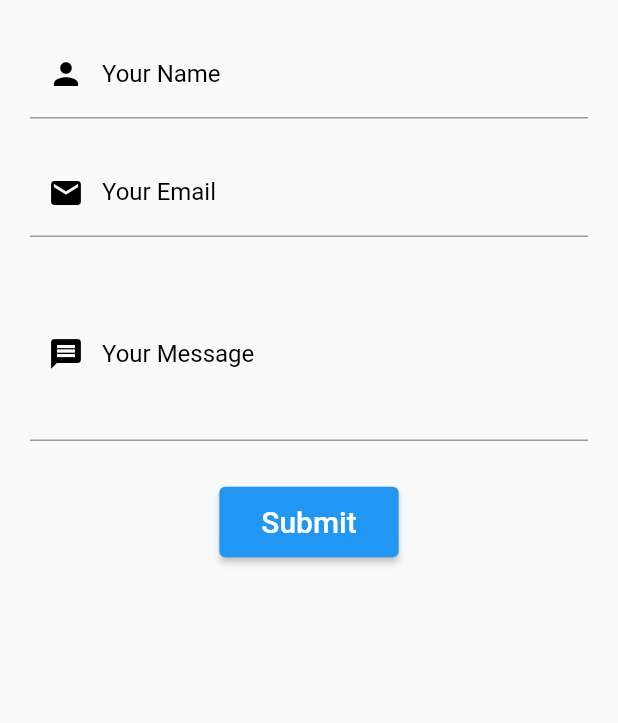
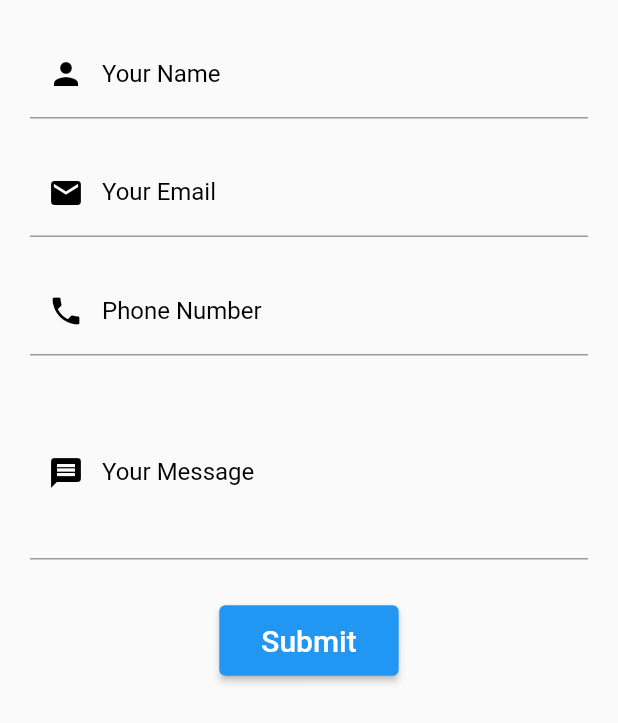
Before and after one commit to lansoyyy/communal, a Flutter app: the ContactUs widget shown alone on an empty page, opened directly, on a phone screen of 412 x 824 dp. Shown: the top 723 px of the screen. Run offline on Flutter 3.47's test engine with Material 2 defaults, Android fonts, the phone set to English and light mode, and no system bars; our stand-ins replace cloud_firestore, firebase_core, firebase_storage, fluttertoast, google_maps_flutter; missing offline and left inert: dart:html; accounts and stored records are empty.

```diff
--- a/lib/screens/tabs/contactus_tab.dart
+++ b/lib/screens/tabs/contactus_tab.dart
@@ -6,6 +6,7 @@ class ContactUs extends StatelessWidget {
   final TextEditingController nameController = TextEditingController();
   final TextEditingController emailController = TextEditingController();
   final TextEditingController messageController = TextEditingController();
+  final TextEditingController numberController = TextEditingController();
 
   ContactUs({super.key});
 
@@ -49,6 +50,21 @@ class ContactUs extends StatelessWidget {
             ),
             const SizedBox(height: 20),
             TextFormField(
+              controller: numberController,
+              style: const TextStyle(
+                color: Colors.black,
+              ),
+              decoration: const InputDecoration(
+                labelStyle: TextStyle(color: Colors.black),
+                labelText: 'Phone Number',
+                prefixIcon: Icon(
+                  Icons.phone,
+                  color: Colors.black,
+                ),
+              ),
+            ),
+            const SizedBox(height: 20),
+            TextFormField(
               controller: messageController,
               maxLines: 4,
               style: const TextStyle(
@@ -67,7 +83,7 @@ class ContactUs extends StatelessWidget {
             ElevatedButton(
               onPressed: () {
                 addReport(nameController.text, messageController.text,
-                    emailController.text);
+                    emailController.text, numberController.text);
                 showToast('Your message was sent!');
 
                 nameController.clear();
--- a/lib/services/add_booking.dart
+++ b/lib/services/add_booking.dart
@@ -1,7 +1,7 @@
 import 'package:cloud_firestore/cloud_firestore.dart';
 
 Future addBooking(
-    name, number, email, address, nums, date, time, type, desc) async {
+    name, number, email, address, nums, date, time, type, desc, payment) async {
   final docUser = FirebaseFirestore.instance.collection('Bookings').doc();
 
   final json = {
@@ -16,7 +16,8 @@ Future addBooking(
     'status': 'Pending',
     'date': date,
     'time': time,
-    'type': type
+    'type': type,
+    'payment': payment
   };
 
   await docUser.set(json);
--- a/lib/services/add_report.dart
+++ b/lib/services/add_report.dart
@@ -1,6 +1,6 @@
 import 'package:cloud_firestore/cloud_firestore.dart';
 
-Future addReport(name, msg, email) async {
+Future addReport(name, msg, email, number) async {
   final docUser = FirebaseFirestore.instance.collection('Reports').doc();
 
   final json = {
@@ -9,6 +9,7 @@ Future addReport(name, msg, email) async {
     'msg': msg,
     'dateTime': DateTime.now(),
     'isSeen': false,
+    'number': number
   };
 
   await docUser.set(json);
```
Also changed, not shown: lib/screens/tabs/communal_tab.dart (+41 -2 lines), lib/screens/tabs/treepark_tab.dart (+37 -1 lines), 1 other file.
